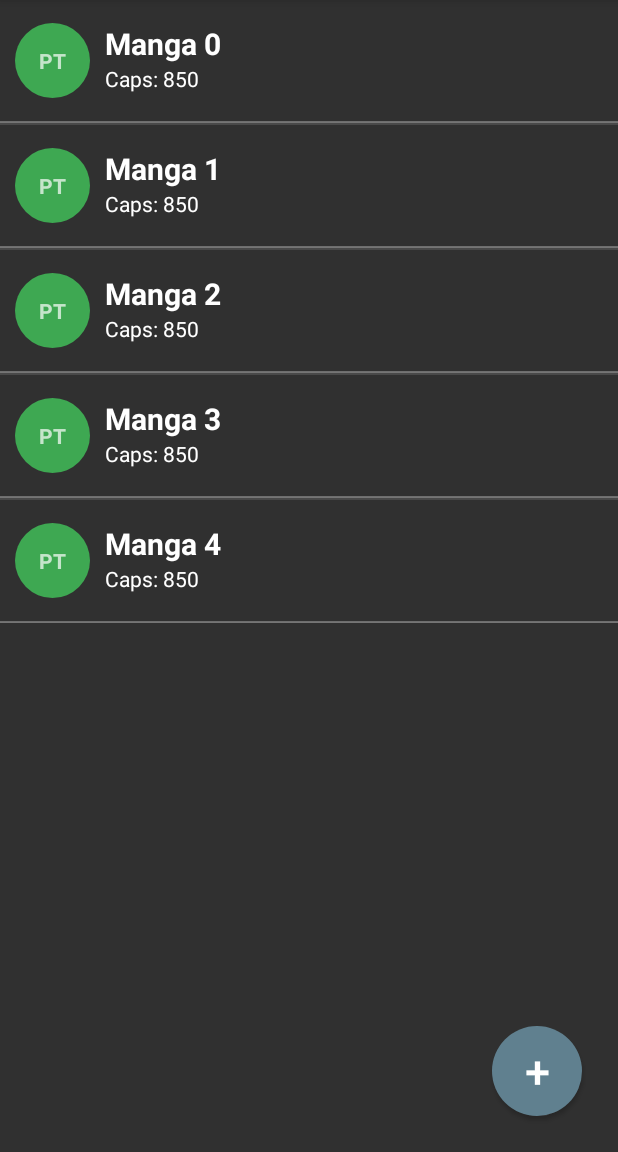
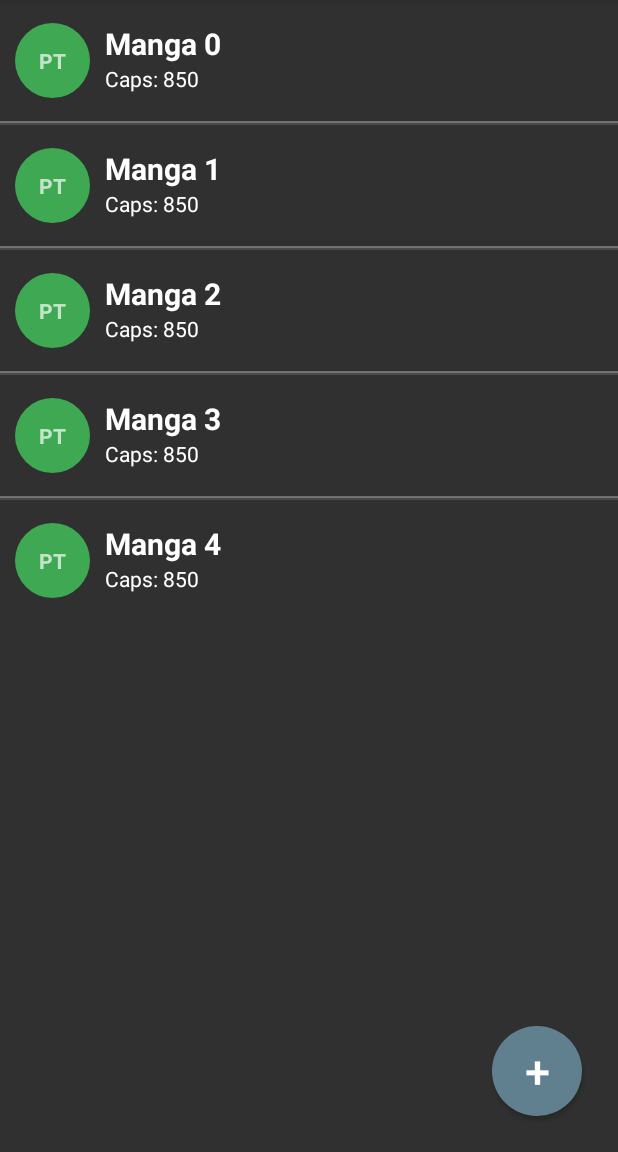
Before and after one commit to felipehaack/Manga-For-Fun, an Android app: the screen it shows after launch (MainActivity), on a phone screen of 412 x 824 dp, the part 84-1236 px from its top. Run offline under Robolectric (Android 15) with nearby library versions, the phone set to English and light mode, and no system bars.

Commit message:
change layout main activity

```diff
--- a/Project/app/src/main/java/br/sp/mangaforfun/adapters/ExpandableListAdapter.java
+++ b/Project/app/src/main/java/br/sp/mangaforfun/adapters/ExpandableListAdapter.java
@@ -101,6 +101,18 @@ public class ExpandableListAdapter extends BaseExpandableListAdapter {
             LayoutInflater infalInflater = (LayoutInflater) this._context.getSystemService(Context.LAYOUT_INFLATER_SERVICE);
 
             convertView = infalInflater.inflate(R.layout.list_group, null);
+
+            if(groupPosition == _listDataHeader.size() - 1){
+
+                View view = convertView.findViewById(R.id.list_group_view_1);
+                view.setVisibility(View.GONE);
+
+                View view2 = convertView.findViewById(R.id.list_group_view_2);
+                view2.setVisibility(View.GONE);
+
+                View view3 = convertView.findViewById(R.id.list_group_view_3);
+                view3.setVisibility(View.VISIBLE);
+            }
         }
 
         TextView lblListHeader = (TextView) convertView.findViewById(R.id.lblListHeader);
--- a/Project/app/src/main/res/layout/list_group.xml
+++ b/Project/app/src/main/res/layout/list_group.xml
@@ -48,12 +48,21 @@
     </LinearLayout>
 
     <View
+        android:id="@+id/list_group_view_1"
         android:layout_width="match_parent"
         android:layout_height="0.5dp"
         android:background="#6E6E6E"/>
 
     <View
+        android:id="@+id/list_group_view_2"
         android:layout_width="match_parent"
         android:layout_height="0.5dp"
         android:background="#757575"/>
+
+    <View
+        android:id="@+id/list_group_view_3"
+        android:layout_width="match_parent"
+        android:layout_height="1dp"
+        android:background="#303030"
+        android:visibility="gone"/>
 </LinearLayout>
```
